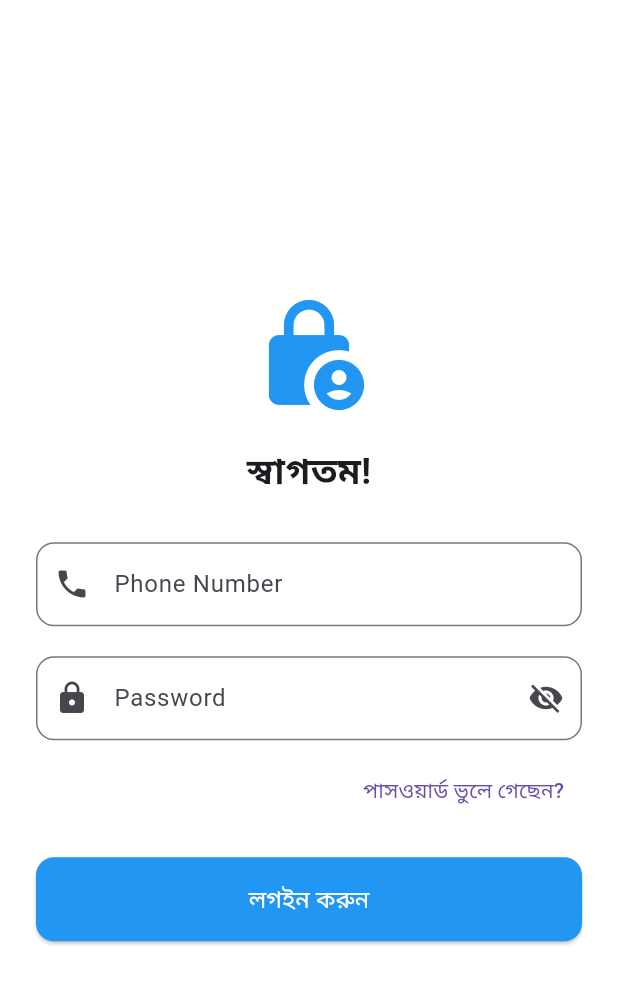
After one commit to sfrabby/firebase-tutorial, a Flutter app: the PhoneLoginPage screen opened directly, on a phone screen of 412 x 824 dp. The commit adds this screen. Shown: the top 984 px of the screen. Run offline on Flutter 3.47's test engine with Material 3 defaults, Android fonts, the phone set to English and light mode, and no system bars; our stand-ins replace firebase_auth, firebase_core, get; accounts and stored records are empty.

Commit message:
Phone number login UI done

```diff
--- a/lib/screen/Auth/email_signup/UI.dart
+++ b/lib/screen/Auth/email_signup/UI.dart
@@ -34,7 +34,7 @@ class _SignUpScreenState extends State<SignUpScreen> {
         passwordController.clear();
         CpasswordController.clear();
 
-        Get.snackbar("Congratulation ", "Account Successfully created");
+        //Get.snackbar("Congratulation ", "Account Successfully created");
       } on FirebaseAuthException catch (e) {
         Get.snackbar("Error", e.message.toString());
       }
--- /dev/null
+++ b/lib/screen/Auth/phone_login/ui.dart
@@ -0,0 +1,91 @@
+import 'package:flutter/material.dart';
+import 'package:get/get.dart';
+
+class PhoneLoginPage extends StatelessWidget {
+  const PhoneLoginPage({super.key});
+
+  @override
+  Widget build(BuildContext context) {
+    return Scaffold(
+      backgroundColor: Colors.white,
+      body: Padding(
+        padding: const EdgeInsets.all(24.0),
+        child: Center(
+          child: SingleChildScrollView(
+            child: Column(
+              mainAxisAlignment: MainAxisAlignment.center,
+              crossAxisAlignment: CrossAxisAlignment.stretch,
+              children: [
+                // Logo বা Icon
+                const Icon(Icons.lock_person_rounded, size: 80, color: Colors.blue),
+                const SizedBox(height: 20),
+                const Text(
+                  "স্বাগতম!",
+                  textAlign: TextAlign.center,
+                  style: TextStyle(fontSize: 24, fontWeight: FontWeight.bold),
+                ),
+                const SizedBox(height: 30),
+
+                // Phone Number TextField
+                TextField(
+                  keyboardType: TextInputType.phone,
+                  decoration: InputDecoration(
+                    labelText: "Phone Number",
+                    hintText: "01XXXXXXXXX",
+                    prefixIcon: const Icon(Icons.phone),
+                    border: OutlineInputBorder(
+                      borderRadius: BorderRadius.circular(12),
+                    ),
+                  ),
+                ),
+                const SizedBox(height: 20),
+
+                // Password TextField
+                TextField(
+                  obscureText: true, // পাসওয়ার্ড লুকানোর জন্য
+                  decoration: InputDecoration(
+                    labelText: "Password",
+                    prefixIcon: const Icon(Icons.lock),
+                    suffixIcon: const Icon(Icons.visibility_off),
+                    border: OutlineInputBorder(
+                      borderRadius: BorderRadius.circular(12),
+                    ),
+                  ),
+                ),
+                const SizedBox(height: 10),
+
+                // Forgot Password Button
+                Align(
+                  alignment: Alignment.centerRight,
+                  child: TextButton(
+                    onPressed: () {},
+                    child: const Text("পাসওয়ার্ড ভুলে গেছেন?"),
+                  ),
+                ),
+                const SizedBox(height: 20),
+
+                // Login Button
+                ElevatedButton(
+                  onPressed: () {
+                    // লগইন লজিক এখানে হবে
+                    Get.snackbar("Success", "লগইন করা হচ্ছে...",
+                        snackPosition: SnackPosition.BOTTOM);
+                  },
+                  style: ElevatedButton.styleFrom(
+                    padding: const EdgeInsets.symmetric(vertical: 16),
+                    shape: RoundedRectangleBorder(
+                      borderRadius: BorderRadius.circular(12),
+                    ),
+                    backgroundColor: Colors.blue,
+                    foregroundColor: Colors.white,
+                  ),
+                  child: const Text("লগইন করুন", style: TextStyle(fontSize: 16)),
+                ),
+              ],
+            ),
+          ),
+        ),
+      ),
+    );
+  }
+}
```
